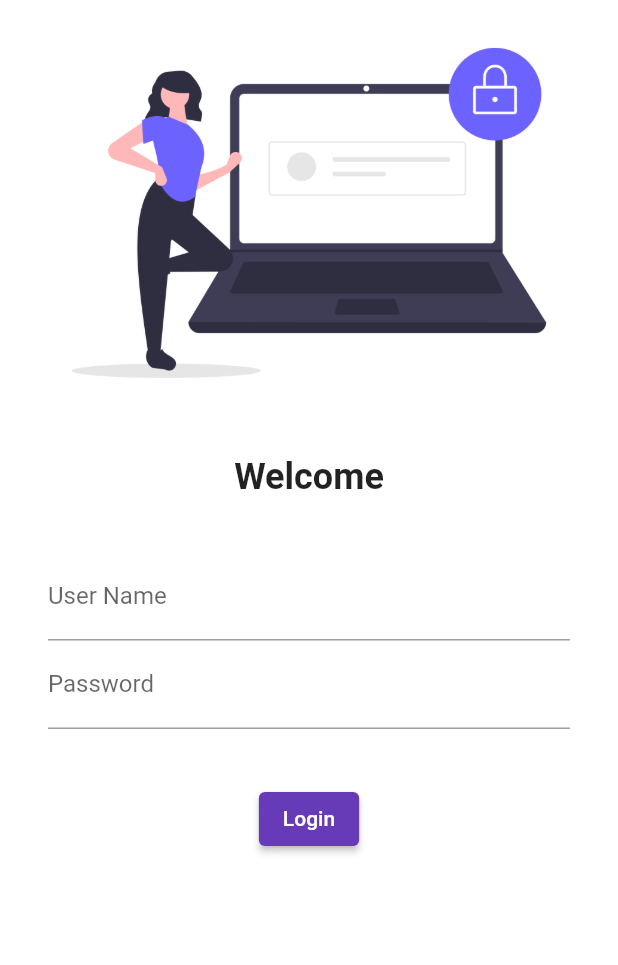
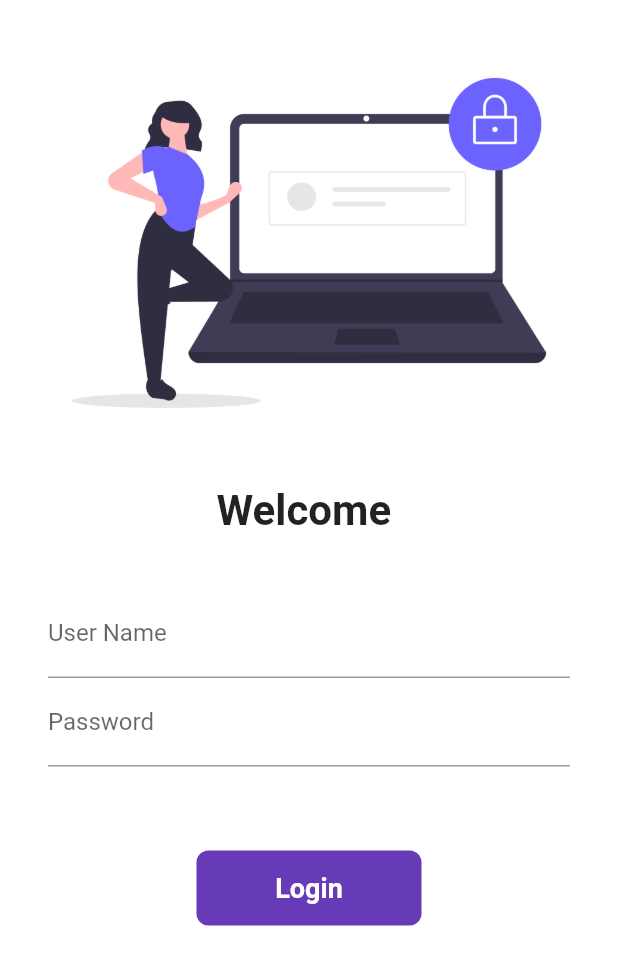
Before and after one commit to neelVaghani00/30DaysOfCode, a Flutter app: the screen it shows after launch, on a phone screen of 412 x 824 dp. Shown: the top 965 px of the screen. Run offline on Flutter 3.47's test engine with Material 2 defaults, Android fonts, the phone set to English and light mode, and no system bars.

Commit message:
day 6 compeleted

```diff
--- a/lib/main.dart
+++ b/lib/main.dart
@@ -1,7 +1,7 @@
 import 'package:flutter/material.dart';
 import 'package:flutter_catlog/pages/home_page.dart';
 import 'package:flutter_catlog/pages/login_page.dart';
-
+import 'package:flutter_catlog/utils/routes.dart';
 
 void main() {
   runApp(MyApp());
@@ -12,16 +12,15 @@ class MyApp extends StatelessWidget {
   Widget build(BuildContext context) {
     return MaterialApp(
       themeMode: ThemeMode.light,
-
       theme: ThemeData(primarySwatch: Colors.deepPurple),
+      debugShowCheckedModeBanner: false,
       darkTheme: ThemeData(
         brightness: Brightness.dark,
-
       ),
       routes: {
         "/": (context) => LoginPage(),
-        "/login": (context) => LoginPage(),
-        "/home": (context) => HomePage()
+        MyRoutes.homeRoute: (context) => HomePage(),
+        MyRoutes.loginRoute: (context) => LoginPage()
       },
     );
   }
--- a/lib/pages/login_page.dart
+++ b/lib/pages/login_page.dart
@@ -1,13 +1,24 @@
 import 'package:flutter/material.dart';
+import 'package:flutter_catlog/utils/routes.dart';
 
-class LoginPage extends StatelessWidget {
+class LoginPage extends StatefulWidget {
+  @override
+  _LoginPageState createState() => _LoginPageState();
+}
+
+class _LoginPageState extends State<LoginPage> {
+  String name = '';
+  bool changeButton = false;
   @override
   Widget build(BuildContext context) {
     return Material(
       color: Colors.white,
-      child: Center(
+      child: SingleChildScrollView(
         child: Column(
           children: [
+            SizedBox(
+              height: 20,
+            ),
             Image.asset(
               "assets/images/login_image.png",
               fit: BoxFit.cover,
@@ -16,9 +27,9 @@ class LoginPage extends StatelessWidget {
               height: 20.0,
             ),
             Text(
-              "Welcome",
+              "Welcome $name",
               style: TextStyle(
-                fontSize: 24,
+                fontSize: 28,
                 fontWeight: FontWeight.bold,
               ),
             ),
@@ -31,7 +42,13 @@ class LoginPage extends StatelessWidget {
                 children: [
                   TextField(
                     decoration: InputDecoration(
-                        hintText: "Enter User Name", labelText: "User Name"),
+                      hintText: "Enter User Name",
+                      labelText: "User Name",
+                    ),
+                    onChanged: (value) {
+                      name = value;
+                      setState(() {});
+                    },
                   ),
                   TextField(
                     decoration: InputDecoration(
@@ -42,15 +59,48 @@ class LoginPage extends StatelessWidget {
               ),
             ),
             SizedBox(
-              height: 20.0,
+              height: 40.0,
             ),
-            ElevatedButton(
-              onPressed: () {
-                print("Hi Codepuo");
+            InkWell(
+              onTap: () async {
+                setState(() {
+                  changeButton = true;
+                });
+                await Future.delayed(Duration(seconds: 1));
+                Navigator.pushNamed(context, MyRoutes.homeRoute);
               },
-              child: Text("Login"),
-              style: ButtonStyle(),
+              child: AnimatedContainer(
+                duration: Duration(seconds: 1),
+                width: changeButton ? 50 : 150,
+                height: 50,
+                // color: Colors.deepPurple,
+                alignment: Alignment.center,
+                child: changeButton
+                    ? Icon(
+                        Icons.done,
+                        color: Colors.white,
+                      )
+                    : Text(
+                        "Login",
+                        style: TextStyle(
+                            color: Colors.white,
+                            fontWeight: FontWeight.bold,
+                            fontSize: 18),
+                      ),
+                decoration: BoxDecoration(
+                  color: Colors.deepPurple,
+                  // shape: changeButton ? BoxShape.circle : BoxShape.rectangle,
+                  borderRadius: BorderRadius.circular(changeButton ? 50 : 8),
+                ),
+              ),
             )
+            // ElevatedButton(
+            //   onPressed: () {
+            //     Navigator.pushNamed(context, MyRoutes.homeRoute);
+            //   },
+            //   child: Text("Login"),
+            //   style: TextButton.styleFrom(minimumSize: Size(150, 40)),
+            // )
           ],
         ),
       ),
--- /dev/null
+++ b/lib/utils/routes.dart
@@ -0,0 +1,4 @@
+class MyRoutes {
+  static String loginRoute = '/login';
+  static String homeRoute = '/home';
+}
```
